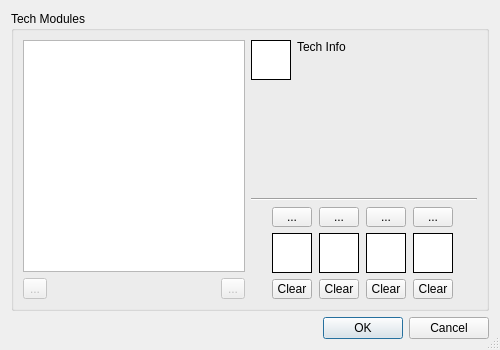
This is starcheat/templates/Techs.ui in wizzomafizzo/starcheat as Qt 5 draws it before an edit. The edited form follows.
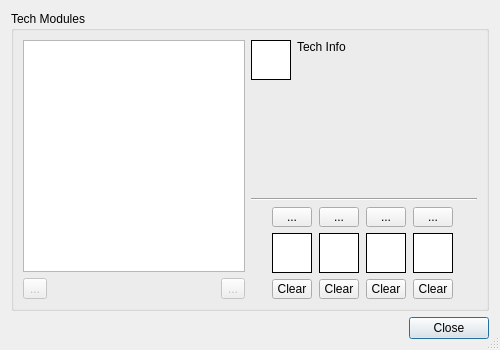
This is the edited form. Icons and pictures are not drawn.

Diff of the .ui file:
```diff
--- a/starcheat/templates/Techs.ui
+++ b/starcheat/templates/Techs.ui
@@ -484,7 +484,7 @@
       <enum>Qt::Horizontal</enum>
      </property>
      <property name="standardButtons">
-      <set>QDialogButtonBox::Cancel|QDialogButtonBox::Ok</set>
+      <set>QDialogButtonBox::Close</set>
      </property>
     </widget>
    </item>
```
